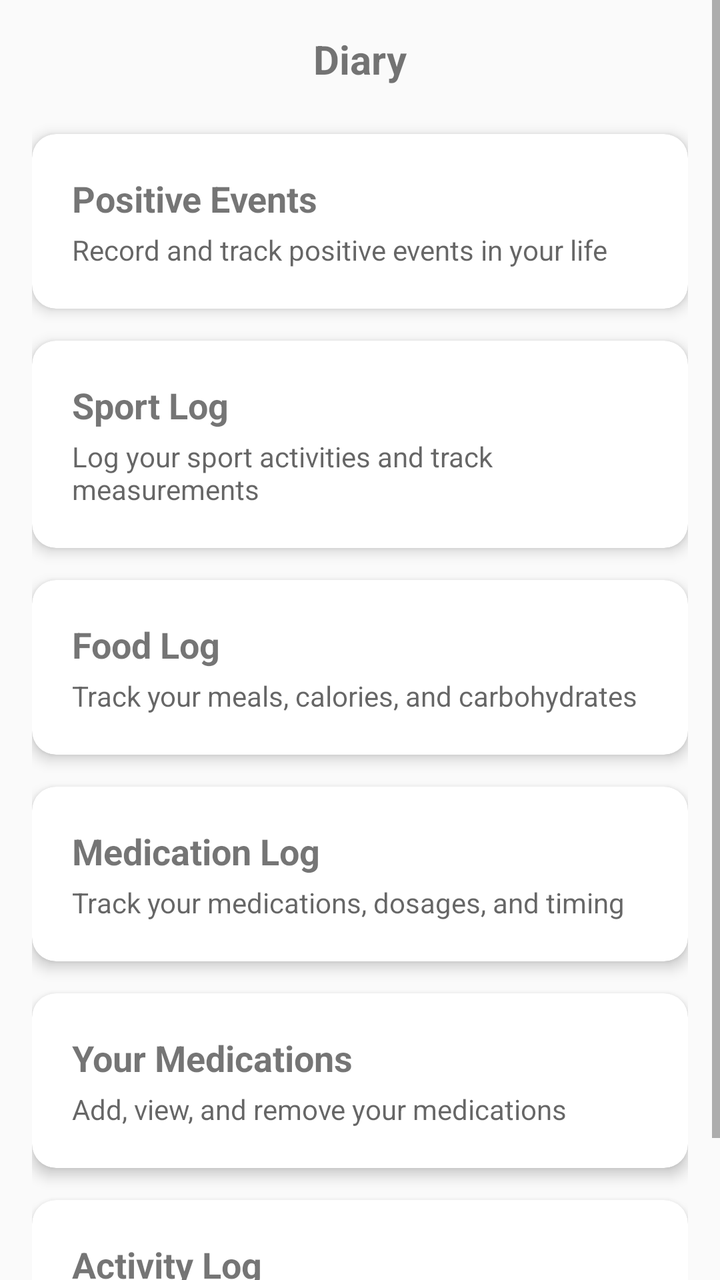
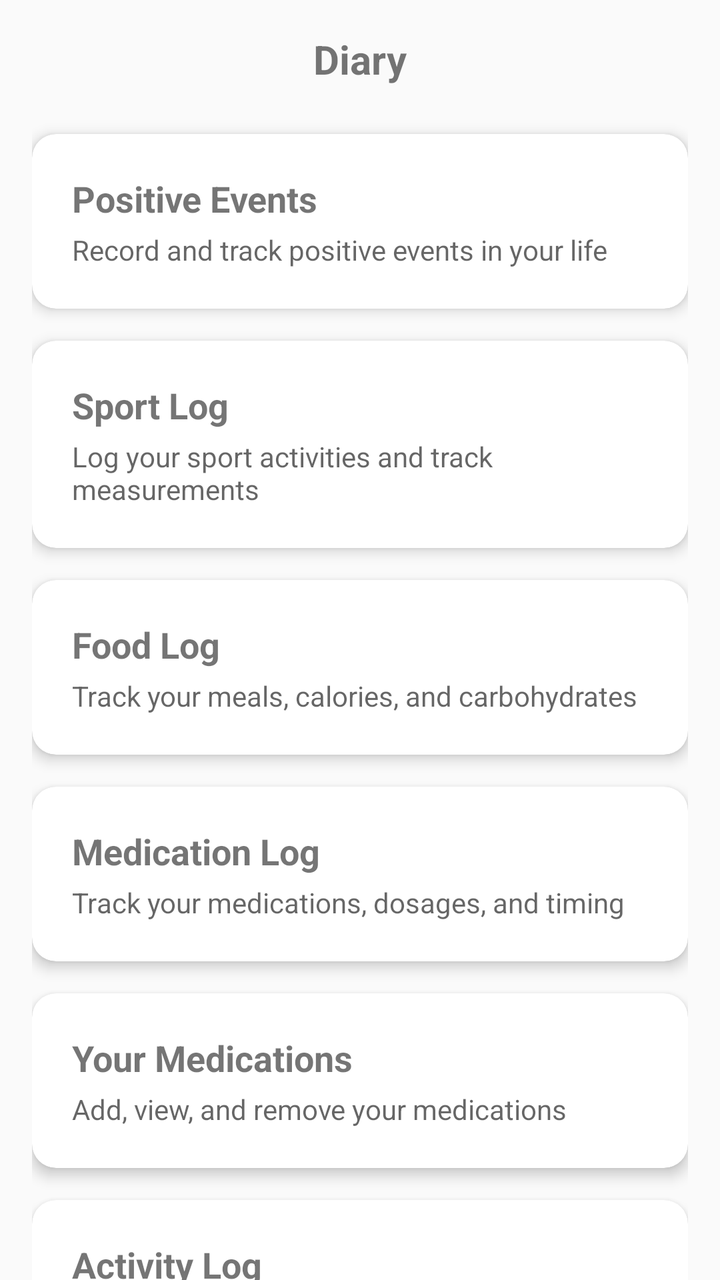

Screens rendered from an Android XML layout before and after an edit, with the pre-edit source and the edit as a unified diff.
<!-- AndroidManifest.xml: application theme Theme.HabitEvaluator -->
<!-- res/layout/fragment_diary_navigation.xml -->
<?xml version="1.0" encoding="utf-8"?>
<ScrollView xmlns:android="http://schemas.android.com/apk/res/android"
    xmlns:app="http://schemas.android.com/apk/res-auto"
    android:layout_width="match_parent"
    android:layout_height="match_parent">

<LinearLayout
    android:layout_width="match_parent"
    android:layout_height="wrap_content"
    android:orientation="vertical"
    android:padding="16dp"
    android:gravity="center_horizontal">

    <TextView
        android:layout_width="wrap_content"
        android:layout_height="wrap_content"
        android:text="@string/nav_diary"
        android:textSize="20sp"
        android:textStyle="bold"
        android:layout_marginBottom="24dp" />

    <androidx.cardview.widget.CardView
        android:id="@+id/positivityDiaryCard"
        android:layout_width="match_parent"
        android:layout_height="wrap_content"
        android:layout_marginBottom="16dp"
        android:clickable="true"
        android:focusable="true"
        android:foreground="?attr/selectableItemBackground"
        app:cardCornerRadius="12dp"
        app:cardElevation="4dp">

        <LinearLayout
            android:layout_width="match_parent"
            android:layout_height="wrap_content"
            android:orientation="vertical"
            android:padding="20dp">

            <TextView
                android:layout_width="wrap_content"
                android:layout_height="wrap_content"
                android:text="@string/diary_positive_events"
                android:textSize="18sp"
                android:textStyle="bold" />

            <TextView
                android:layout_width="wrap_content"
                android:layout_height="wrap_content"
                android:layout_marginTop="4dp"
                android:text="@string/diary_navigation_positivity_description"
                android:textColor="?android:textColorSecondary"
                android:textSize="14sp" />
        </LinearLayout>
    </androidx.cardview.widget.CardView>

    <androidx.cardview.widget.CardView
        android:id="@+id/sportLogCard"
        android:layout_width="match_parent"
        android:layout_height="wrap_content"
        android:layout_marginBottom="16dp"
        android:clickable="true"
        android:focusable="true"
        android:foreground="?attr/selectableItemBackground"
        app:cardCornerRadius="12dp"
        app:cardElevation="4dp">

        <LinearLayout
            android:layout_width="match_parent"
            android:layout_height="wrap_content"
            android:orientation="vertical"
            android:padding="20dp">

            <TextView
                android:layout_width="wrap_content"
                android:layout_height="wrap_content"
                android:text="@string/sport_log_title"
                android:textSize="18sp"
                android:textStyle="bold" />

            <TextView
                android:layout_width="wrap_content"
                android:layout_height="wrap_content"
                android:layout_marginTop="4dp"
                android:text="@string/diary_navigation_sport_description"
                android:textColor="?android:textColorSecondary"
                android:textSize="14sp" />
        </LinearLayout>
    </androidx.cardview.widget.CardView>

    <androidx.cardview.widget.CardView
        android:id="@+id/foodLogCard"
        android:layout_width="match_parent"
        android:layout_height="wrap_content"
        android:layout_marginBottom="16dp"
        android:clickable="true"
        android:focusable="true"
        android:foreground="?attr/selectableItemBackground"
        app:cardCornerRadius="12dp"
        app:cardElevation="4dp">

        <LinearLayout
            android:layout_width="match_parent"
            android:layout_height="wrap_content"
            android:orientation="vertical"
            android:padding="20dp">

            <TextView
                android:layout_width="wrap_content"
                android:layout_height="wrap_content"
                android:text="@string/food_log_title"
                android:textSize="18sp"
                android:textStyle="bold" />

            <TextView
                android:layout_width="wrap_content"
                android:layout_height="wrap_content"
                android:layout_marginTop="4dp"
                android:text="@string/diary_navigation_food_description"
                android:textColor="?android:textColorSecondary"
                android:textSize="14sp" />
        </LinearLayout>
    </androidx.cardview.widget.CardView>

    <androidx.cardview.widget.CardView
        android:id="@+id/medicationLogCard"
        android:layout_width="match_parent"
        android:layout_height="wrap_content"
        android:layout_marginBottom="16dp"
        android:clickable="true"
        android:focusable="true"
        android:foreground="?attr/selectableItemBackground"
        app:cardCornerRadius="12dp"
        app:cardElevation="4dp">

        <LinearLayout
            android:layout_width="match_parent"
            android:layout_height="wrap_content"
            android:orientation="vertical"
            android:padding="20dp">

            <TextView
                android:layout_width="wrap_content"
                android:layout_height="wrap_content"
                android:text="@string/medication_log_title"
                android:textSize="18sp"
                android:textStyle="bold" />

            <TextView
                android:layout_width="wrap_content"
                android:layout_height="wrap_content"
                android:layout_marginTop="4dp"
                android:text="@string/diary_navigation_medication_description"
                android:textColor="?android:textColorSecondary"
                android:textSize="14sp" />
        </LinearLayout>
    </androidx.cardview.widget.CardView>

    <androidx.cardview.widget.CardView
        android:id="@+id/medicationListCard"
        android:layout_width="match_parent"
        android:layout_height="wrap_content"
        android:layout_marginBottom="16dp"
        android:clickable="true"
        android:focusable="true"
        android:foreground="?attr/selectableItemBackground"
        app:cardCornerRadius="12dp"
        app:cardElevation="4dp">

        <LinearLayout
            android:layout_width="match_parent"
            android:layout_height="wrap_content"
            android:orientation="vertical"
            android:padding="20dp">

            <TextView
                android:layout_width="wrap_content"
                android:layout_height="wrap_content"
                android:text="@string/medication_list_title"
                android:textSize="18sp"
                android:textStyle="bold" />

            <TextView
                android:layout_width="wrap_content"
                android:layout_height="wrap_content"
                android:layout_marginTop="4dp"
                android:text="@string/diary_navigation_medication_list_description"
                android:textColor="?android:textColorSecondary"
                android:textSize="14sp" />
        </LinearLayout>
    </androidx.cardview.widget.CardView>

    <androidx.cardview.widget.CardView
        android:id="@+id/activityLogCard"
        android:layout_width="match_parent"
        android:layout_height="wrap_content"
        android:clickable="true"
        android:focusable="true"
        android:foreground="?attr/selectableItemBackground"
        app:cardCornerRadius="12dp"
        app:cardElevation="4dp">

        <LinearLayout
            android:layout_width="match_parent"
            android:layout_height="wrap_content"
            android:orientation="vertical"
            android:padding="20dp">

            <TextView
                android:layout_width="wrap_content"
                android:layout_height="wrap_content"
                android:text="@string/activity_log_title"
                android:textSize="18sp"
                android:textStyle="bold" />

            <TextView
                android:layout_width="wrap_content"
                android:layout_height="wrap_content"
                android:layout_marginTop="4dp"
                android:text="@string/diary_navigation_activity_log_description"
                android:textColor="?android:textColorSecondary"
                android:textSize="14sp" />
        </LinearLayout>
    </androidx.cardview.widget.CardView>

</LinearLayout>
</ScrollView>
<!-- resources referenced by this layout -->
<resources>
  <string name="activity_log_title">Activity Log</string>
  <string name="diary_navigation_activity_log_description">Log activities with persons, locations, and times</string>
  <string name="diary_navigation_food_description">Track your meals, calories, and carbohydrates</string>
  <string name="diary_navigation_medication_description">Track your medications, dosages, and timing</string>
  <string name="diary_navigation_medication_list_description">Add, view, and remove your medications</string>
  <string name="diary_navigation_positivity_description">Record and track positive events in your life</string>
  <string name="diary_navigation_sport_description">Log your sport activities and track measurements</string>
  <string name="diary_positive_events">Positive Events</string>
  <string name="food_log_title">Food Log</string>
  <string name="medication_list_title">Your Medications</string>
  <string name="medication_log_title">Medication Log</string>
  <string name="nav_diary">Diary</string>
  <string name="sport_log_title">Sport Log</string>
  <style name="Theme.HabitEvaluator" parent="Theme.MaterialComponents.DayNight.NoActionBar">
          <item name="colorPrimary">@color/primary</item>
          <item name="colorPrimaryDark">@color/primary_dark</item>
          <item name="colorAccent">@color/accent</item>
          <item name="android:windowBackground">@color/background</item>
      </style>
  <color name="primary">#4CAF50</color>
  <color name="primary_dark">#388E3C</color>
  <color name="accent">#FFC107</color>
  <color name="background">#FAFAFA</color>
</resources>

<!-- the commit's change to res/layout/fragment_diary_navigation.xml (unified diff, before → after) -->
@@ -1,5 +1,5 @@
 <?xml version="1.0" encoding="utf-8"?>
-<ScrollView xmlns:android="http://schemas.android.com/apk/res/android"
+<androidx.core.widget.NestedScrollView xmlns:android="http://schemas.android.com/apk/res/android"
     xmlns:app="http://schemas.android.com/apk/res-auto"
     android:layout_width="match_parent"
     android:layout_height="match_parent">
@@ -223,4 +223,4 @@
     </androidx.cardview.widget.CardView>
 
 </LinearLayout>
-</ScrollView>
+</androidx.core.widget.NestedScrollView>
